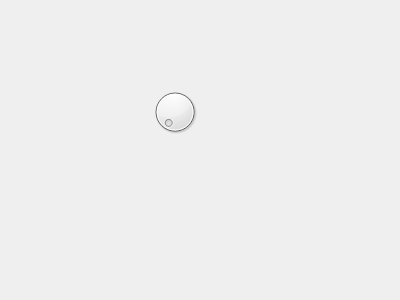
Old version of the form rqt_vortex_compass/resource/MyPlugin.ui in the repository vortexntnu/rov-gui.
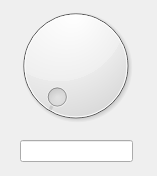
New version of the form.

Commit message: Add function for degrees to dial

What changed in the file:
```diff
--- a/rqt_vortex_compass/resource/MyPlugin.ui
+++ b/rqt_vortex_compass/resource/MyPlugin.ui
@@ -6,8 +6,8 @@
    <rect>
     <x>0</x>
     <y>0</y>
-    <width>400</width>
-    <height>300</height>
+    <width>157</width>
+    <height>176</height>
    </rect>
   </property>
   <property name="windowTitle">
@@ -23,10 +23,20 @@
   <widget class="QDial" name="dial">
    <property name="geometry">
     <rect>
-     <x>150</x>
-     <y>80</y>
-     <width>50</width>
-     <height>64</height>
+     <x>0</x>
+     <y>0</y>
+     <width>151</width>
+     <height>131</height>
+    </rect>
+   </property>
+  </widget>
+  <widget class="QLineEdit" name="lineValue">
+   <property name="geometry">
+    <rect>
+     <x>20</x>
+     <y>140</y>
+     <width>113</width>
+     <height>22</height>
     </rect>
    </property>
   </widget>
```
Left out of the diff: 13 changed lines with no effect on the pictures. The commit also changes 2 other files.
